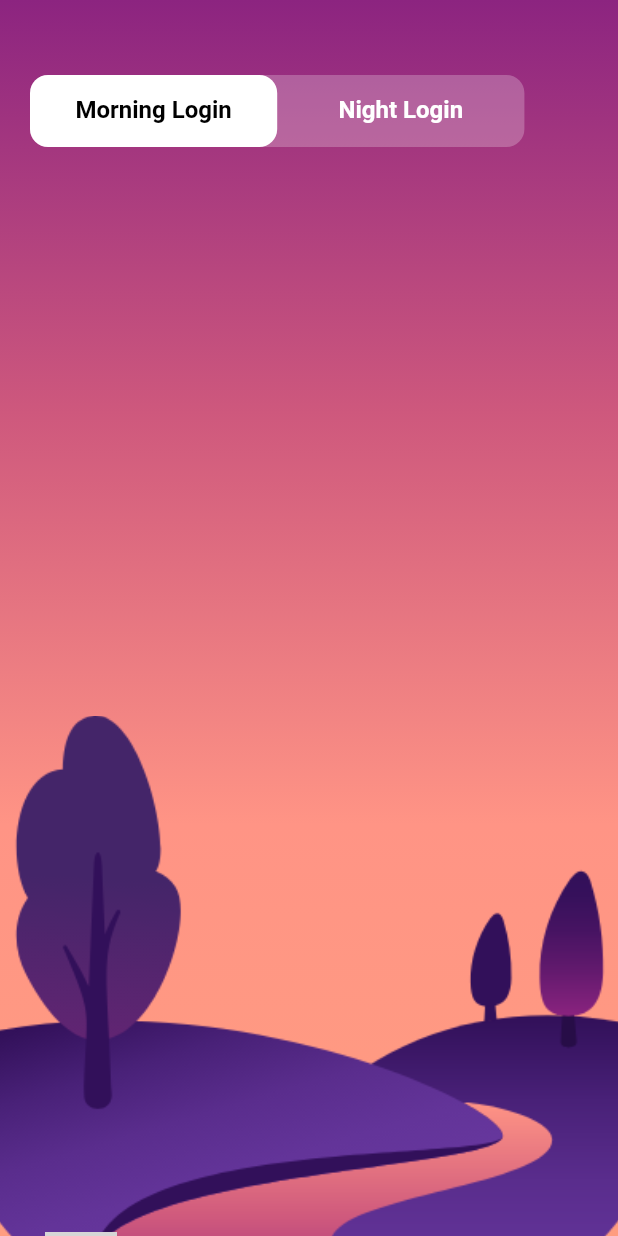
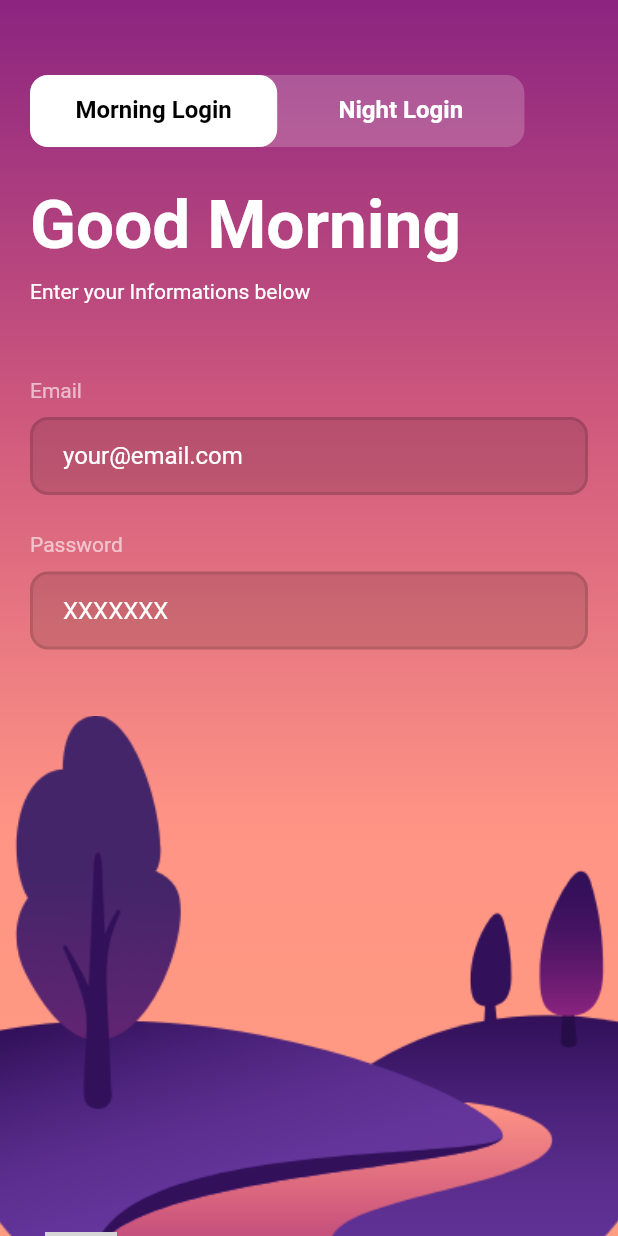
Before and after one commit to aniribe/day_night_mood_animation, a Flutter app: the screen it shows after launch, on a phone screen of 412 x 824 dp. Run offline on Flutter 3.47's test engine with Material 2 defaults, Android fonts, the phone set to English and light mode, and no system bars; our stand-ins replace flutter_svg; grey boxes are pictures that could not be loaded.

Commit message:
Refactoring was made;

```diff
--- a/lib/config/app_color.dart
+++ b/lib/config/app_color.dart
@@ -1,6 +1,16 @@
 import 'dart:ui';
 
 class ColorConfig {
+  static Color white = Color(0xFFFFFFFF);
+
+  static Color black = Color(0xFF000000);
+
+  static Color whiteWithOpacity24 = Color(0xFFFFFFFF).withOpacity(0.2);
+
+  static Color whiteWithOpacity60 = Color(0xFFFFFFFF).withOpacity(0.6);
+
+  static Color blackWithOpacity12 = Color(0xFF000000).withOpacity(0.12);
+
   static List<Color> getLightBgColors(bool isFullSun) {
     return [
       Color(0xFF8C2480),
--- a/lib/views/login/components/body.dart
+++ b/lib/views/login/components/body.dart
@@ -1,9 +1,10 @@
 import 'package:day_night_mood_animation/config/app_color.dart';
 import 'package:day_night_mood_animation/config/size_config.dart';
+import 'package:day_night_mood_animation/views/login/components/rounded_text_field.dart';
 import 'package:day_night_mood_animation/views/login/components/sun.dart';
 import 'package:day_night_mood_animation/views/login/components/tabs.dart';
 import 'package:flutter/cupertino.dart';
-
+import 'package:flutter/material.dart';
 import 'land.dart';
 
 class Body extends StatefulWidget {
@@ -51,19 +52,6 @@ class _BodyState extends State<Body> {
 
   @override
   Widget build(BuildContext context) {
-//    List<Color> lightBgColors = [
-//      Color(0xFF8C2480),
-//      Color(0xFFCE587D),
-//      Color(0xFFFF9485),
-//      if (isFullSun) Color(0xFFFF9D80),
-//    ];
-
-//    var darkBgColors = [
-//      Color(0xFF0D1441),
-//      Color(0xFF283584),
-//      Color(0xFF376AB2),
-//    ];
-
     return AnimatedContainer(
       duration: _duration,
       curve: Curves.easeInOut,
@@ -86,9 +74,31 @@ class _BodyState extends State<Body> {
             padding: EdgeInsets.symmetric(horizontal: 20),
             child: SafeArea(
               child: Column(
+                crossAxisAlignment: CrossAxisAlignment.start,
                 children: [
                   SizeConfig.verticalSpace(50),
                   Tabs(press: (value) => changeMood(value)),
+                  SizeConfig.verticalSpace(25),
+                  Text(
+                    "Good Morning",
+                    style: Theme.of(context).textTheme.headline3!.copyWith(
+                        fontWeight: FontWeight.bold, color: ColorConfig.white),
+                  ),
+                  SizeConfig.verticalSpace(10),
+                  Text(
+                    "Enter your Informations below",
+                    style: TextStyle(color: ColorConfig.white),
+                  ),
+                  SizeConfig.verticalSpace(50),
+                  RoundedTextField(
+                    initialValue: "your@email.com",
+                    hintText: "Email",
+                  ),
+                  SizeConfig.verticalSpace(25),
+                  RoundedTextField(
+                    initialValue: "XXXXXXX",
+                    hintText: "Password",
+                  ),
                 ],
               ),
             ),
--- /dev/null
+++ b/lib/views/login/components/rounded_text_field.dart
@@ -0,0 +1,44 @@
+import 'package:day_night_mood_animation/config/app_color.dart';
+import 'package:day_night_mood_animation/config/size_config.dart';
+import 'package:flutter/cupertino.dart';
+import 'package:flutter/material.dart';
+
+class RoundedTextField extends StatelessWidget {
+  final String initialValue;
+  final String hintText;
+
+  RoundedTextField({required this.initialValue, required this.hintText});
+
+  @override
+  Widget build(BuildContext context) {
+    return Column(
+      crossAxisAlignment: CrossAxisAlignment.start,
+      children: [
+        Text(
+          hintText,
+          style: TextStyle(color: ColorConfig.whiteWithOpacity60),
+        ),
+        SizeConfig.verticalSpace(10),
+        Container(
+          padding: EdgeInsets.symmetric(horizontal: 20),
+          decoration: BoxDecoration(
+            color: ColorConfig.blackWithOpacity12,
+            borderRadius: BorderRadius.circular(12),
+            border: Border.all(
+              width: 2,
+              color: ColorConfig.blackWithOpacity12,
+            ),
+          ),
+          child: TextField(
+            style: TextStyle(color: Colors.white),
+            controller: TextEditingController(text: initialValue),
+            decoration: InputDecoration(
+              enabledBorder: InputBorder.none,
+              focusedBorder: InputBorder.none,
+            ),
+          ),
+        ),
+      ],
+    );
+  }
+}
--- a/lib/views/login/components/tabs.dart
+++ b/lib/views/login/components/tabs.dart
@@ -1,3 +1,4 @@
+import 'package:day_night_mood_animation/config/app_color.dart';
 import 'package:day_night_mood_animation/config/size_config.dart';
 import 'package:flutter/cupertino.dart';
 import 'package:flutter/material.dart';
@@ -12,7 +13,7 @@ class Tabs extends StatelessWidget {
     return Container(
       width: SizeConfig.getWidth(context) * 0.8,
       decoration: BoxDecoration(
-        color: Colors.white24,
+        color: ColorConfig.whiteWithOpacity24,
         borderRadius: BorderRadius.circular(12),
       ),
       child: DefaultTabController(
@@ -22,7 +23,6 @@ class Tabs extends StatelessWidget {
             color: Colors.white,
             borderRadius: BorderRadius.circular(12),
           ),
-//          indicatorColor: Colors.white,
           labelStyle: TextStyle(fontSize: 16, fontWeight: FontWeight.bold),
           labelColor: Colors.black,
           unselectedLabelColor: Colors.white,
```
Also changed, not shown: assets/images/screenshot.jpg (added), 1 other file.
